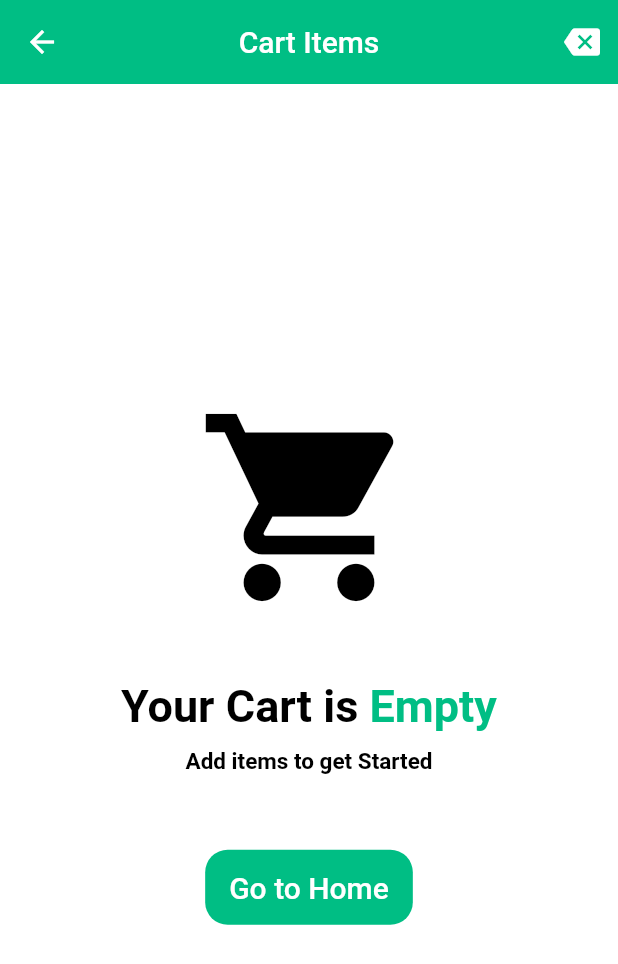
After one commit to AboodALQadri/e_commerce_task1, a Flutter app: the CartScreen screen opened by its route, on a phone screen of 412 x 824 dp. The commit adds this screen. Shown: the top 964 px of the screen. Run offline on Flutter 3.47's test engine with Material 2 defaults, Android fonts, the phone set to English and light mode, and no system bars; our stand-ins replace firebase_auth, firebase_core, get, get_storage, google_fonts, google_sign_in; missing offline and left inert: flutter_facebook_auth; accounts and stored records are empty; network calls fail.

Commit message:
commit - Cart

```diff
--- a/lib/logic/controllers/main_controller.dart
+++ b/lib/logic/controllers/main_controller.dart
@@ -15,7 +15,7 @@ class MainController extends GetxController {
   ].obs;
 
   final title = [
-    'Uzay shop',
+    'Uzay Shop',
     'Categories',
     'Favourites',
     'Settings',
--- a/lib/models/product_models.dart
+++ b/lib/models/product_models.dart
@@ -95,9 +95,7 @@ class EnumValues<T> {
   EnumValues(this.map);
 
   Map<T, String>? get reverse {
-    if (reverseMap == null) {
-      reverseMap = map!.map((k, v) => new MapEntry(v, k));
-    }
+    reverseMap ??= map!.map((k, v) => MapEntry(v, k));
     return reverseMap;
   }
 }
--- a/lib/routes/routes.dart
+++ b/lib/routes/routes.dart
@@ -4,6 +4,7 @@ import 'package:e_commerce_task1/logic/bindings/product_binding.dart';
 import 'package:e_commerce_task1/view/screens/auth/forgot_password.dart';
 import 'package:e_commerce_task1/view/screens/auth/login_screen.dart';
 import 'package:e_commerce_task1/view/screens/auth/signup_screen.dart';
+import 'package:e_commerce_task1/view/screens/cart_screen.dart';
 import 'package:e_commerce_task1/view/screens/main_screen.dart';
 import 'package:e_commerce_task1/view/welcome_screen.dart';
 import 'package:get/get.dart';
@@ -39,12 +40,15 @@ class AppRoutes {
       name: Routes.mainScreen,
       page: () => MainScreen(),
       bindings: [
+        AuthBinding(),
         ProductBinding(),
-
-        AuthBinding(),
         MainBinding(),
-
       ],
+    ),
+    GetPage(
+      name: Routes.cartScreen,
+      page: () => CartScreen(),
+      binding: AuthBinding(),
     ),
   ];
 }
@@ -55,4 +59,5 @@ class Routes {
   static const signUpScreen = '/signUp_screen';
   static const forgotPasswordScreen = '/forgot_password_screen';
   static const mainScreen = '/main_screen';
+  static const cartScreen = '/cart_screen';
 }
--- /dev/null
+++ b/lib/view/screens/cart_screen.dart
@@ -0,0 +1,30 @@
+import 'package:e_commerce_task1/utils/theme.dart';
+import 'package:e_commerce_task1/view/widgets/cart/empty_cart.dart';
+import 'package:flutter/material.dart';
+import 'package:get/get.dart';
+
+class CartScreen extends StatelessWidget {
+  const CartScreen({Key? key}) : super(key: key);
+
+  @override
+  Widget build(BuildContext context) {
+    return SafeArea(
+      child: Scaffold(
+        backgroundColor: context.theme.backgroundColor,
+        appBar: AppBar(
+          title: const Text('Cart Items'),
+          centerTitle: true,
+          backgroundColor: Get.isDarkMode ? darkGreyClr : mainColor,
+          elevation: 0,
+          actions: [
+            IconButton(
+              onPressed: () {},
+              icon: const Icon(Icons.backspace),
+            ),
+          ],
+        ),
+        body: EmptyCart(),
+      ),
+    );
+  }
+}
--- a/lib/view/screens/home_screen.dart
+++ b/lib/view/screens/home_screen.dart
@@ -4,7 +4,6 @@ import 'package:e_commerce_task1/view/widgets/home/search_form_text.dart';
 import 'package:e_commerce_task1/view/widgets/text_utils.dart';
 import 'package:flutter/material.dart';
 import 'package:get/get.dart';
-import 'package:get/get_utils/src/extensions/context_extensions.dart';
 
 class HomeScreen extends StatelessWidget {
   const HomeScreen({Key? key}) : super(key: key);
--- a/lib/view/screens/main_screen.dart
+++ b/lib/view/screens/main_screen.dart
@@ -1,4 +1,5 @@
 import 'package:e_commerce_task1/logic/controllers/main_controller.dart';
+import 'package:e_commerce_task1/routes/routes.dart';
 import 'package:e_commerce_task1/utils/theme.dart';
 import 'package:flutter/material.dart';
 import 'package:get/get.dart';
@@ -25,7 +26,9 @@ class MainScreen extends StatelessWidget {
               centerTitle: true,
               actions: [
                 IconButton(
-                  onPressed: () {},
+                  onPressed: () {
+                    Get.toNamed(Routes.cartScreen);
+                  },
                   icon: Image.asset('assets/images/shop.png'),
                 ),
               ],
--- /dev/null
+++ b/lib/view/widgets/cart/empty_cart.dart
@@ -0,0 +1,85 @@
+import 'package:e_commerce_task1/routes/routes.dart';
+import 'package:e_commerce_task1/utils/theme.dart';
+import 'package:flutter/material.dart';
+import 'package:get/get.dart';
+
+class EmptyCart extends StatelessWidget {
+  const EmptyCart({Key? key}) : super(key: key);
+
+  @override
+  Widget build(BuildContext context) {
+    return Center(
+      child: Column(
+        mainAxisAlignment: MainAxisAlignment.center,
+        children: [
+          Icon(
+            Icons.shopping_cart,
+            size: 150,
+            color: Get.isDarkMode ? Colors.white : Colors.black,
+          ),
+          SizedBox(
+            height: 40,
+          ),
+          RichText(
+            text: TextSpan(
+              children: [
+                TextSpan(
+                  text: 'Your Cart is ',
+                  style: TextStyle(
+                    color: Get.isDarkMode ? Colors.white : Colors.black,
+                    fontSize: 30,
+                    fontWeight: FontWeight.bold,
+                  ),
+                ),
+                TextSpan(
+                  text: 'Empty',
+                  style: TextStyle(
+                    color: Get.isDarkMode ? pinkClr : mainColor,
+                    fontSize: 30,
+                    fontWeight: FontWeight.bold,
+                  ),
+                ),
+              ],
+            ),
+          ),
+          SizedBox(
+            height: 10,
+          ),
+          Text(
+            'Add items to get Started',
+            style: TextStyle(
+              color: Get.isDarkMode ? Colors.white : Colors.black,
+              fontSize: 15,
+              fontWeight: FontWeight.bold,
+            ),
+          ),
+          SizedBox(
+            height: 50,
+          ),
+          SizedBox(
+            height: 50,
+            child: ElevatedButton(
+              style: ElevatedButton.styleFrom(
+                shape: RoundedRectangleBorder(
+                  borderRadius: BorderRadius.circular(15),
+                ),
+                elevation: 0,
+                primary: Get.isDarkMode ? pinkClr : mainColor,
+              ),
+              onPressed: () {
+                Get.toNamed(Routes.mainScreen);
+              },
+              child: Text(
+                'Go to Home',
+                style: TextStyle(
+                  fontSize: 20,
+                  color: Colors.white,
+                ),
+              ),
+            ),
+          ),
+        ],
+      ),
+    );
+  }
+}
```
